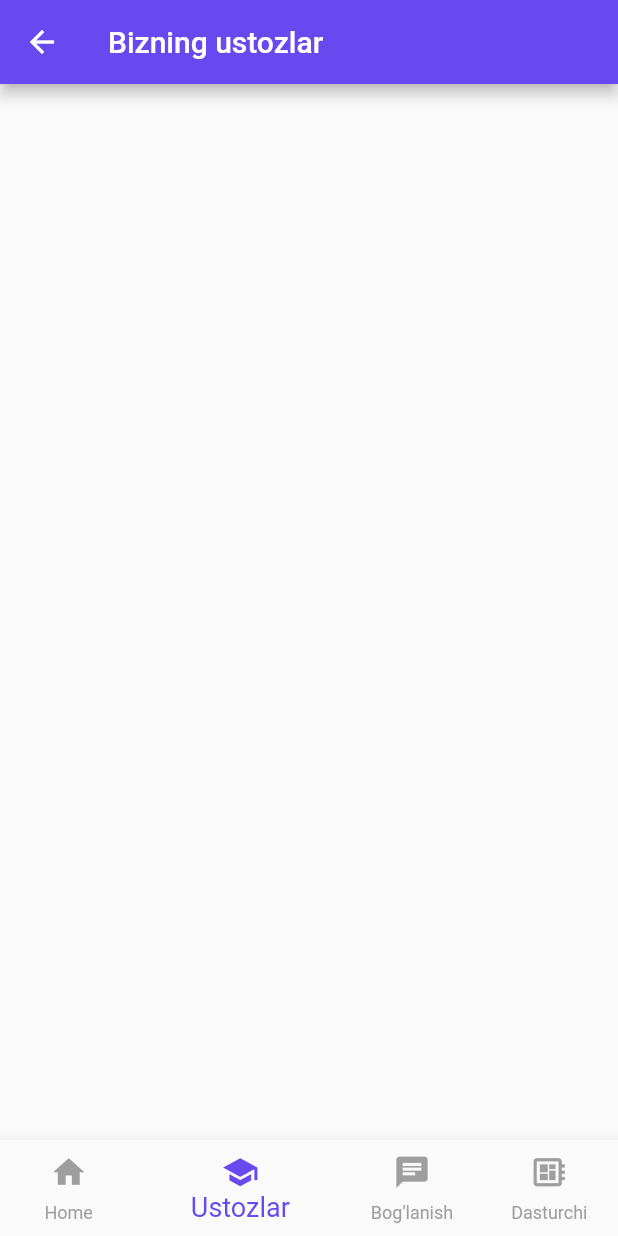
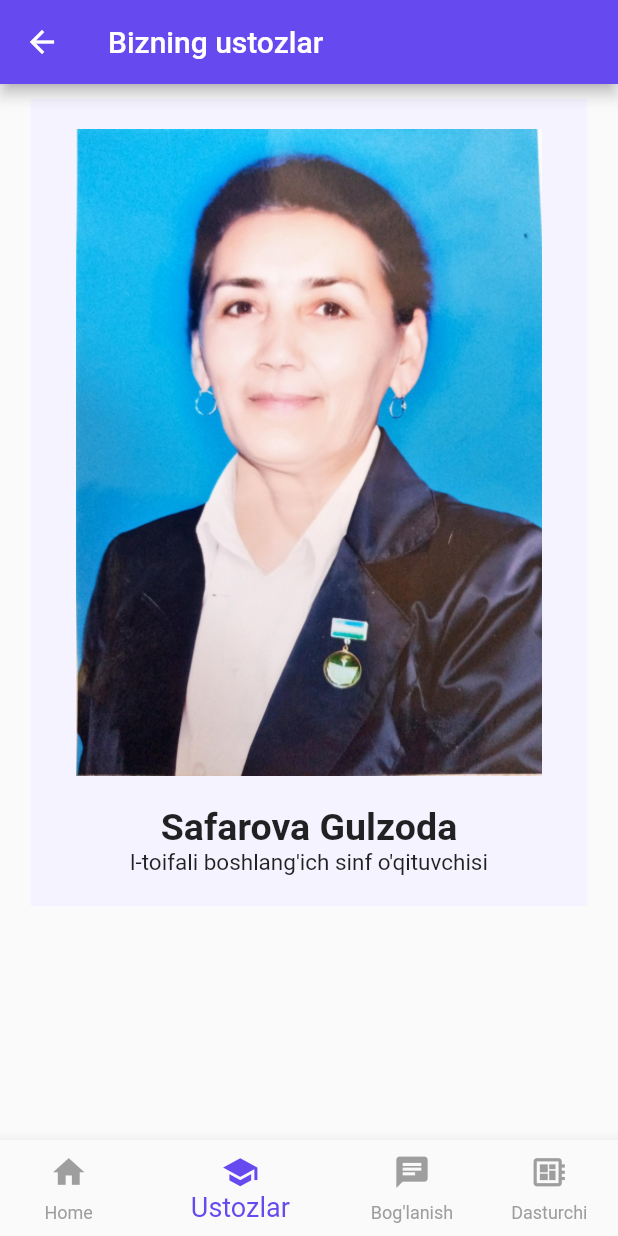
Before and after one commit to samandaruzbekistan/education_app, a Flutter app: the TeachersPage screen opened directly, on a phone screen of 412 x 824 dp. Run offline on Flutter 3.47's test engine with Material 2 defaults, Android fonts, the phone set to English and light mode, and no system bars.

```diff
--- a/lib/main.dart
+++ b/lib/main.dart
@@ -12,7 +12,7 @@ class MyApp extends StatelessWidget {
   @override
   Widget build(BuildContext context) {
     return const MaterialApp(
-      title: 'Flutter Demo',
+      title: 'Tarbiya darsligi',
       debugShowCheckedModeBanner: false,
       home: WelcomeScreen(),
     );
--- a/lib/screens/teachers_screen.dart
+++ b/lib/screens/teachers_screen.dart
@@ -7,11 +7,41 @@ class TeachersPage extends StatelessWidget {
   @override
   Widget build(BuildContext context) {
     return Scaffold(
-      appBar: AppBar(title: Text('Bizning ustozlar'), backgroundColor: Color(0xFF674AEF),),
+      appBar: AppBar(title: const Text('Bizning ustozlar'), backgroundColor: const Color(0xFF674AEF),),
+      body: SingleChildScrollView(
+        child: Center(
+          child: Column(
+            children: [
+              Container(
+                decoration: const BoxDecoration(
+                    color: Color(0xFFF5F3FF),
+                ),
+                width: MediaQuery.of(context).size.width * 0.9,
+                margin: const EdgeInsets.symmetric(vertical: 10),
+                padding: const EdgeInsets.symmetric(vertical: 20, horizontal: 30),
+                child: Column(
+                  children: [
+                    Image.asset("assets/images/author1.jpg"),
+                    const SizedBox(height: 20,),
+                    const Text("Safarova Gulzoda", style: TextStyle(
+                      fontWeight: FontWeight.w600,
+                      fontSize: 25
+                    ),),
+                    const Text("l-toifali boshlang'ich sinf o'qituvchisi", style: TextStyle(
+                        fontWeight: FontWeight.w400,
+                        fontSize: 15
+                    ),),
+                  ],
+                ),
+              ),
+            ],
+          ),
+        ),
+      ),
       bottomNavigationBar: BottomNavigationBar(
         showUnselectedLabels: true,
         iconSize: 25,
-        selectedItemColor: Color(0xFF674AEF),
+        selectedItemColor: const Color(0xFF674AEF),
         selectedFontSize: 18,
         currentIndex: 1,
         unselectedItemColor: Colors.grey,
@@ -30,7 +60,7 @@ class TeachersPage extends StatelessWidget {
               break;
           }
         },
-        items: [
+        items: const [
           BottomNavigationBarItem(icon: Icon(Icons.home), label: "Home"),
           BottomNavigationBarItem(icon: Icon(Icons.school), label: "Ustozlar"),
           BottomNavigationBarItem(icon: Icon(Icons.chat), label: "Bog'lanish"),
```
Also changed, not shown: lib/screens/course_screen.dart (added, +142 -0 lines), lib/screens/home_screen.dart (+9 -3 lines), lib/widgets/Descriptions.dart (added, +42 -0 lines), lib/widgets/OneLessons.dart (added, +34 -0 lines), assets/images/author1.jpg (added).
